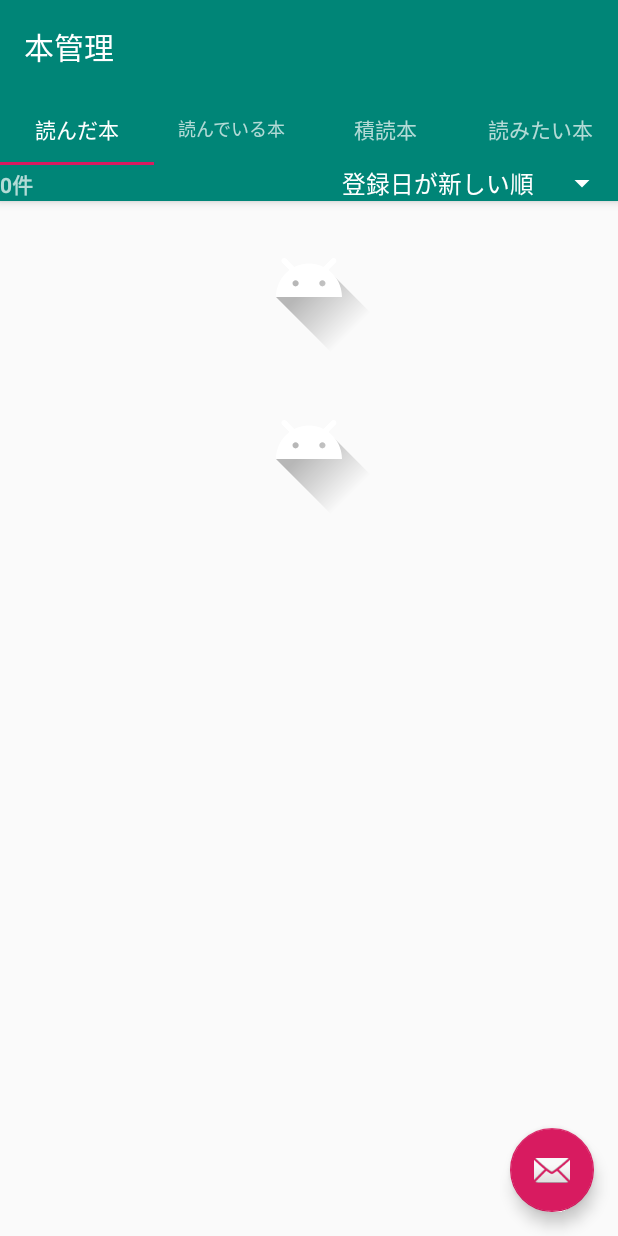
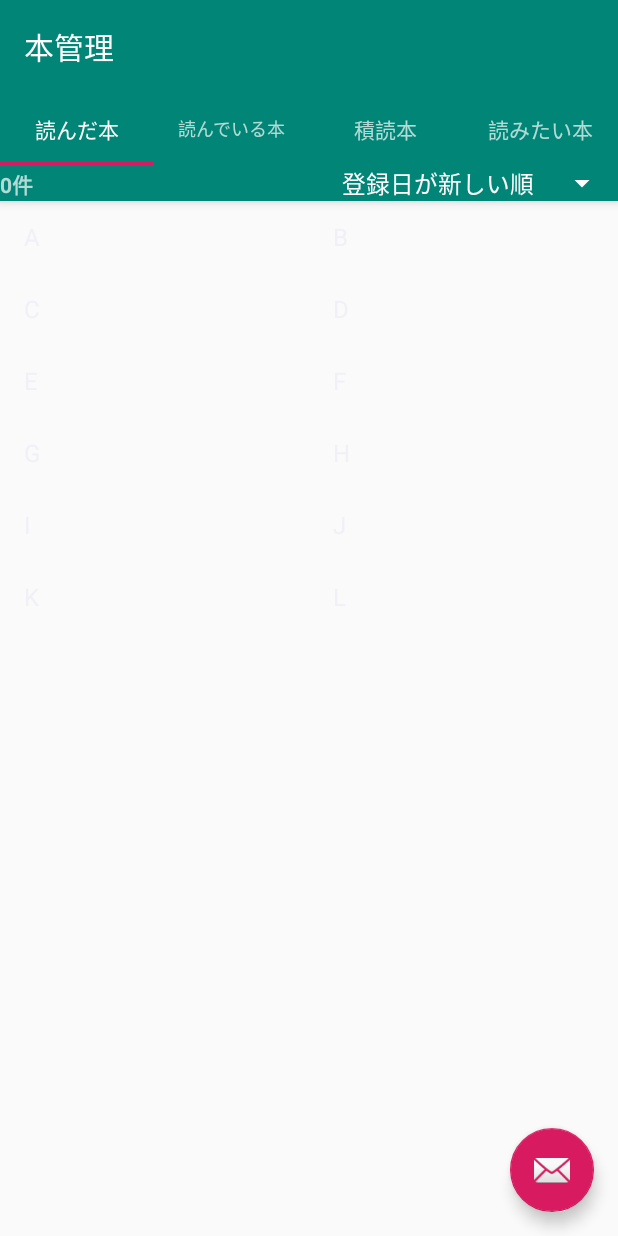
Before and after one commit to koyo0121/AndroidApp, an Android app: the screen it shows after launch (MainActivity), on a phone screen of 412 x 824 dp. Run offline under Robolectric (Android 15) with nearby library versions, the light colour scheme and no system bars.

Commit message:
Gird view修正
This reverts commit 9aef2e45ec7e3c765ca13c0c559830005a4bd8d1.

```diff
--- a/app/src/main/java/com/example/book_library/ReadedBook.java
+++ b/app/src/main/java/com/example/book_library/ReadedBook.java
@@ -4,16 +4,17 @@ import android.os.Bundle;
 import android.view.LayoutInflater;
 import android.view.View;
 import android.view.ViewGroup;
-import android.widget.Button;
+import android.widget.ArrayAdapter;
 import android.widget.GridView;
-import android.widget.ImageView;
+import java.util.ArrayList;
 
 import androidx.annotation.NonNull;
 import androidx.annotation.Nullable;
 import androidx.fragment.app.Fragment;
 
+
+
 public class ReadedBook extends Fragment {
-    @Nullable
     @Override
     public View onCreateView(@NonNull LayoutInflater inflater, @Nullable ViewGroup container, @Nullable Bundle savedInstanceState) {
 
@@ -22,13 +23,27 @@ public class ReadedBook extends Fragment {
         // 表示する画面IDを設定
         View view = inflater.inflate(R.layout.fragment_readed_book,container,false);
 
-        // fragment_readed_bookのimageView2にic_launcher_foregroundを設定
-        ImageView image1 = (ImageView)view.findViewById(R.id.imageView2);
-        image1.setImageResource(R.drawable.ic_launcher_foreground);
+        GridView gridView = (GridView)view.findViewById(R.id.gridView);
+        ArrayList<String> list = new ArrayList<String>();
 
-        // fragment_readed_bookのimageView2にic_launcher_foregroundを設定
-        ImageView image2 = (ImageView)view.findViewById(R.id.imageView3);
-        image2.setImageResource(R.drawable.ic_launcher_foreground);
+        list.add("A");
+        list.add("B");
+        list.add("C");
+        list.add("D");
+        list.add("E");
+        list.add("F");
+        list.add("G");
+        list.add("H");
+        list.add("I");
+        list.add("J");
+        list.add("K");
+        list.add("L");
+
+        ArrayAdapter<String> adapter = new ArrayAdapter<String>(
+                getActivity().getApplicationContext(), android.R.layout.simple_list_item_1, list);
+
+        gridView.setAdapter(adapter);
+
 
         return view;
     }
--- a/app/src/main/res/layout/activity_main.xml
+++ b/app/src/main/res/layout/activity_main.xml
@@ -59,7 +59,6 @@
         android:layout_width="match_parent"
         android:layout_height="match_parent"
         app:layout_behavior="@string/appbar_scrolling_view_behavior" />
-
     <com.google.android.material.floatingactionbutton.FloatingActionButton
         android:id="@+id/fab"
         android:layout_width="wrap_content"
--- a/app/src/main/res/layout/fragment_readed_book.xml
+++ b/app/src/main/res/layout/fragment_readed_book.xml
@@ -6,22 +6,10 @@
     android:layout_height="match_parent"
     tools:context=".ReadedBook">
 
-    <LinearLayout
+    <GridView
         android:layout_width="match_parent"
         android:layout_height="match_parent"
-        android:orientation="vertical">
-
-
-        <ImageView
-            android:id="@+id/imageView2"
-            android:layout_width="match_parent"
-            android:layout_height="wrap_content"
-            />
-
-        <ImageView
-            android:id="@+id/imageView3"
-            android:layout_width="match_parent"
-            android:layout_height="wrap_content"
-            />
-    </LinearLayout>
+        android:id="@+id/gridView"
+        android:numColumns="auto_fit"
+        android:gravity="center"/>
 </FrameLayout>
```
